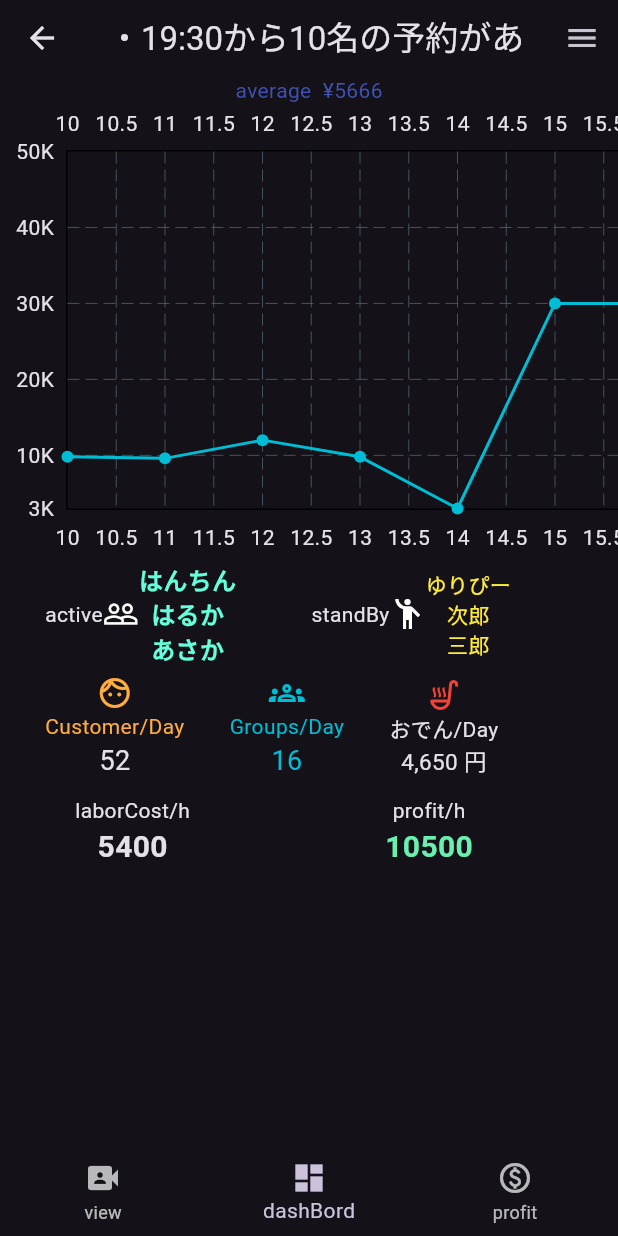
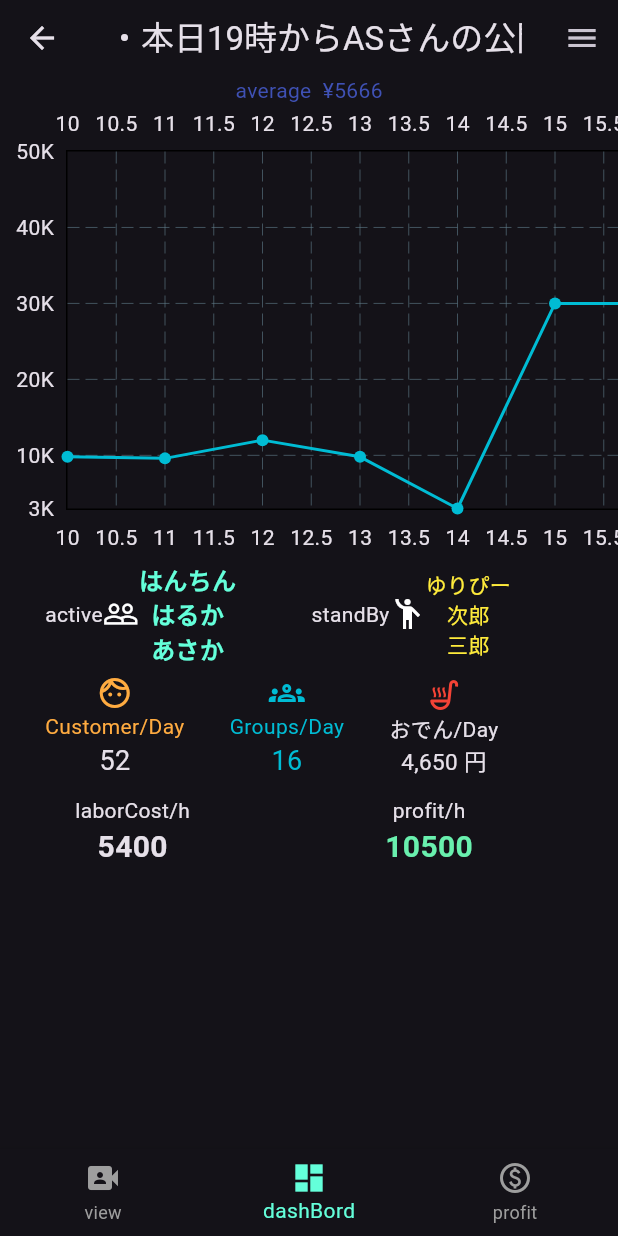
Before and after one commit to key-matrix/toyToiToy, a Flutter app: the AppTop screen opened directly, on a phone screen of 412 x 824 dp. Run offline on Flutter 3.47's test engine with Material 3 defaults, Android fonts, the phone set to English and light mode, and no system bars; drawn by our look-alikes of fl_chart, marquee; our stand-ins replace flutter_riverpod, settings_ui.

Commit message:
marie_app-mock実装開始前段階-起動確認

```diff
--- a/lib/providers.dart
+++ b/lib/providers.dart
@@ -1,11 +1,11 @@
 import 'package:flutter_riverpod/flutter_riverpod.dart';
 
 ///appTittleName
-final appNameProvider = StateProvider<String>((ref) => "斎藤商店");
+final appNameProvider = StateProvider<String>((ref) => "アプリ名");
 
 ///appTittleName
 final phoneNumProvider =
-    StateProvider<Map<String, String>>((ref) => {'斎藤商店': "045-1234-1234"});
+    StateProvider<Map<String, String>>((ref) => {'アプリ名': "050-1234-1234"});
 
 ///通知確認済判定
 final checkedNoticeProvider = StateProvider<bool>((ref) => false);
@@ -35,4 +35,4 @@ final inventoryManageListProvider =
 
 ///通知リスト
 final noticeListProvider = StateProvider<List<String>>(
-    (ref) => ["今日ははるかさんの誕生日です", "19:30から10名の予約があります。"]);
+    (ref) => ["依頼済みのZeroさんからメッセージが届いています。", "本日19時からASさんの公開講習があります。"]);
--- a/lib/view/view_widget/screen/app_top.dart
+++ b/lib/view/view_widget/screen/app_top.dart
@@ -38,7 +38,6 @@ class _AppTopState extends ConsumerState<AppTop> {
           ref,
         );
       }
-
       //画面選択
       _selectedIndex = index;
     });
@@ -50,7 +49,6 @@ class _AppTopState extends ConsumerState<AppTop> {
   Widget build(BuildContext context) {
     return Scaffold(
         endDrawer: const CommonDrawer(),
-
         //表示項目　設定ドロワ損益計算グラフ　[勤務メンバー（詳細リンク）,スタンバイメンバー］、客数（滞在時間、使用金額、注文履歴）
         appBar: PreferredSize(
           preferredSize: const Size.fromHeight(50),
@@ -63,9 +61,14 @@ class _AppTopState extends ConsumerState<AppTop> {
         bottomNavigationBar: BottomNavigationBar(
           currentIndex: _selectedIndex,
           onTap: _onItemTapped,
+          selectedItemColor: Colors.tealAccent,
+          // アクティブIconカラー
+          unselectedItemColor: Colors.grey,
+          // 非アクティブIconカラー
           items: const <BottomNavigationBarItem>[
             BottomNavigationBarItem(
                 icon: Icon(Icons.video_camera_front), label: 'view'),
+
             BottomNavigationBarItem(
                 icon: Icon(Icons.dashboard), label: 'dashBord'),
 
--- a/lib/view/view_widget/screen/login/login_top.dart
+++ b/lib/view/view_widget/screen/login/login_top.dart
@@ -48,7 +48,7 @@ class _LoginTopState extends ConsumerState<LoginTop> {
                   child: TextFormField(
                     controller: userNameCtl,
                     decoration: const InputDecoration(
-                      labelText: 'ユーザー名を入力',
+                      labelText: 'ユーザー名を入力         初期値 : marie',
                     ),
                     //確定時判定
                     onChanged: (String value) {
@@ -77,7 +77,7 @@ class _LoginTopState extends ConsumerState<LoginTop> {
                       // debugPrint(userNameCtl.text);
                     },
                     decoration: InputDecoration(
-                      labelText: 'パスワード',
+                      labelText: 'パスワード         初期値 : 01',
                       suffixIcon: IconButton(
                         icon: Icon(_isObscure
                             ? Icons.visibility_off
```
Also changed, not shown: pubspec.yaml (+7 -41 lines), 5 other files.
